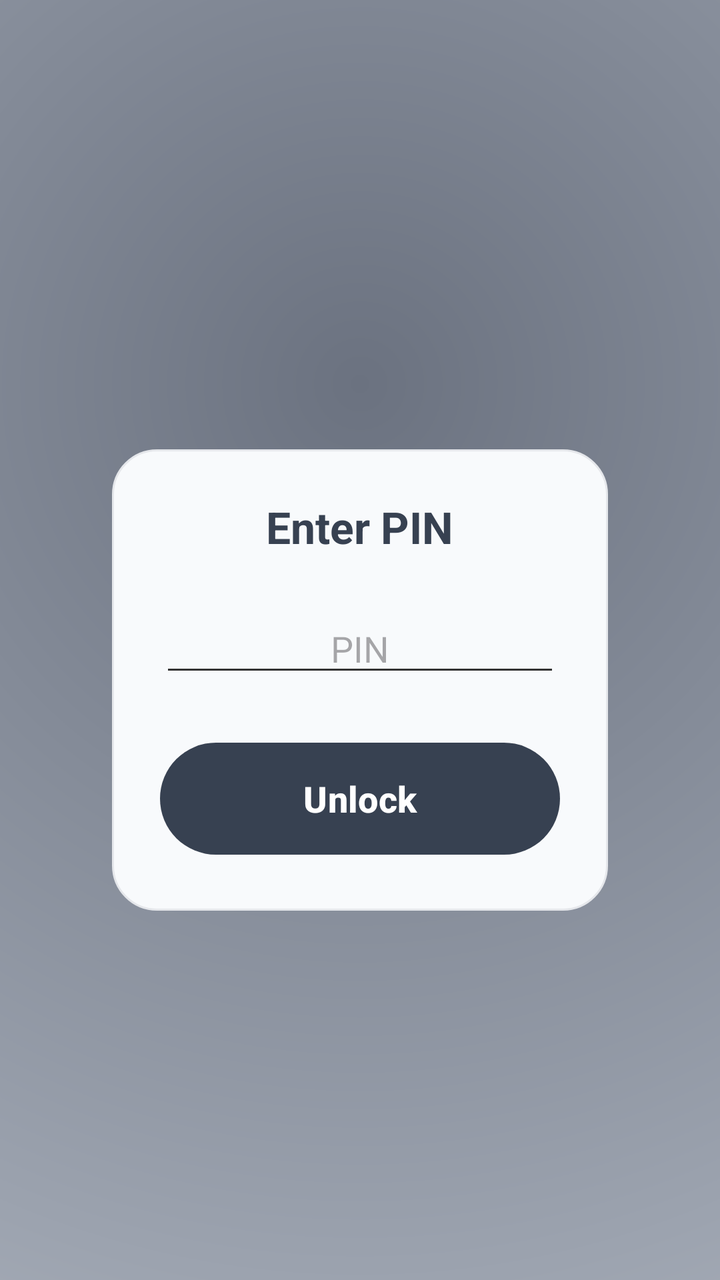
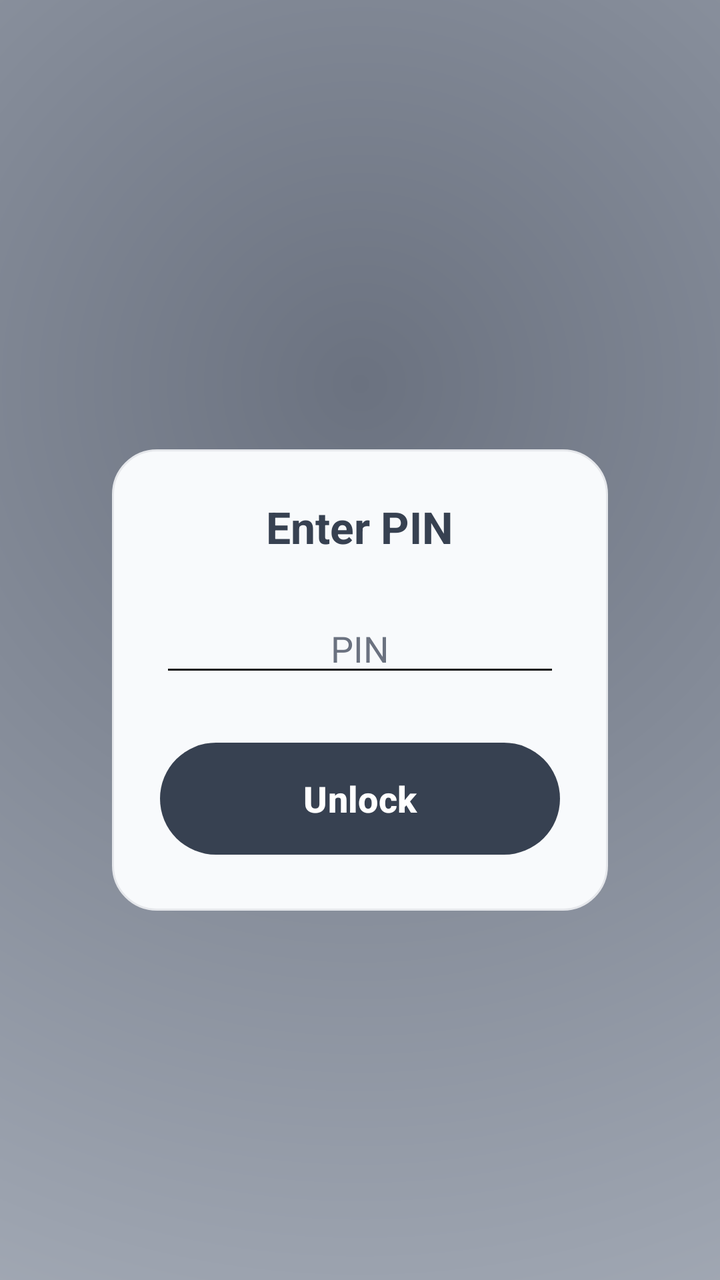

Two renders of the same Android screen: before a commit and after it. Below are the layout's source before the change and the commit's diff.
<!-- AndroidManifest.xml: application theme Theme.AllIsOK -->
<!-- res/layout/activity_pin_enter.xml -->
<?xml version="1.0" encoding="utf-8"?>
<LinearLayout xmlns:android="http://schemas.android.com/apk/res/android"
    xmlns:app="http://schemas.android.com/apk/res-auto"
    android:orientation="vertical"
    android:padding="24dp"
    android:layout_width="match_parent"
    android:layout_height="match_parent"
    android:gravity="center"
    android:background="@drawable/bg_home_gradient">

    <LinearLayout
        android:id="@+id/cardPin"
        android:layout_width="match_parent"
        android:layout_height="wrap_content"
        android:layout_marginTop="40dp"
        android:layout_marginStart="32dp"
        android:layout_marginEnd="32dp"
        android:orientation="vertical"
        android:background="@drawable/bg_form_card"
        android:padding="24dp">

        <TextView
            android:id="@+id/textTitle"
            android:text="Enter PIN"
            android:textSize="22sp"
            android:textStyle="bold"
            android:textColor="@color/expirely_primary"
            android:layout_width="wrap_content"
            android:layout_height="wrap_content"
            android:layout_gravity="center_horizontal"
            android:layout_marginBottom="24dp" />

        <EditText
            android:id="@+id/editPin"
            android:layout_width="match_parent"
            android:layout_height="wrap_content"
            android:hint="@string/pin_label_pin"
            android:inputType="numberPassword"
            android:maxLength="4"
            android:gravity="center"
            android:textAlignment="center" />

        <EditText
            android:id="@+id/editPinSecond"
            android:layout_width="match_parent"
            android:layout_height="wrap_content"
            android:layout_marginTop="18dp"
            android:hint="@string/pin_hint_confirm"
            android:inputType="numberPassword"
            android:maxLength="4"
            android:visibility="gone" />

        <TextView
            android:id="@+id/textForgot"
            android:layout_width="wrap_content"
            android:layout_height="wrap_content"
            android:layout_gravity="center_horizontal"
            android:layout_marginTop="20dp"
            android:text="@string/pin_forgot_admin"
            android:textColor="#5F5F5F"
            android:textSize="14sp"
            android:visibility="gone" />

        <TextView
            android:id="@+id/textError"
            android:layout_width="match_parent"
            android:layout_height="wrap_content"
            android:layout_marginTop="14dp"
            android:text=""
            android:textColor="#C62828"
            android:textSize="14sp"
            android:visibility="gone" />

        <com.google.android.material.button.MaterialButton
            android:id="@+id/buttonPrimary"
            android:layout_width="match_parent"
            android:layout_height="64dp"
            android:layout_marginTop="24dp"
            android:text="@string/pin_unlock"
            android:textAllCaps="false"
            android:textColor="@color/expirely_onPrimary"
            android:textSize="18sp"
            android:textStyle="bold"
            app:backgroundTint="@color/expirely_primary" />

        <com.google.android.material.button.MaterialButton
            android:id="@+id/buttonSecondary"
            android:layout_width="match_parent"
            android:layout_height="64dp"
            android:layout_marginTop="16dp"
            android:text="@string/pin_emergency_info"
            android:textAllCaps="false"
            android:textColor="@color/expirely_onPrimary"
            android:textSize="18sp"
            android:textStyle="bold"
            android:visibility="gone"
            app:backgroundTint="@color/expirely_primary" />

    </LinearLayout>

</LinearLayout>
<!-- resources referenced by this layout -->
<resources>
  <color name="expirely_onPrimary">#FFFFFF</color>
  <color name="expirely_primary">#374151</color>
  <!-- drawable bg_form_card (drawable) -->
  <?xml version="1.0" encoding="utf-8"?>
  <shape xmlns:android="http://schemas.android.com/apk/res/android"
      android:shape="rectangle">
  
      <solid android:color="#F8FAFC" />
  
      <corners android:radius="22dp" />
  
      <stroke
          android:width="1dp"
          android:color="#E5E7EB" />
  
  </shape>
  <!-- drawable bg_home_gradient (drawable) -->
  <?xml version="1.0" encoding="utf-8"?>
  <shape xmlns:android="http://schemas.android.com/apk/res/android"
      android:shape="rectangle">
  
      <gradient
          android:type="radial"
          android:gradientRadius="900dp"
          android:centerX="0.5"
          android:centerY="0.3"
          android:startColor="#6B7280"
          android:centerColor="#9CA3AF"
          android:endColor="#D1D5DB" />
  
  </shape>
  <string name="pin_emergency_info">Personal Info</string>
  <string name="pin_forgot_admin">Forgot Admin PIN? Reset app</string>
  <string name="pin_hint_confirm">Confirm PIN</string>
  <string name="pin_label_pin">PIN</string>
  <string name="pin_unlock">Unlock</string>
  <style name="Theme.AllIsOK" parent="Base.Theme.AllIsOK">
          <item name="colorPrimary">@color/expirely_primary</item>
          <item name="colorOnPrimary">@color/expirely_onPrimary</item>
          <item name="android:statusBarColor">@color/expirely_primary</item>
          <item name="popupMenuStyle">@style/Widget.AllIsOK.PopupMenu</item>
          <item name="actionOverflowMenuStyle">@style/Widget.AllIsOK.PopupMenu</item>
          <item name="android:textColorPrimary">#111111</item>
          <item name="android:textColorSecondary">#333333</item>
      </style>
  <style name="Base.Theme.AllIsOK" parent="Theme.Material3.DayNight.NoActionBar">
      </style>
  <style name="Widget.AllIsOK.PopupMenu" parent="Widget.Material3.PopupMenu">
          <item name="android:popupBackground">@drawable/bg_rounded_popup</item>
          <item name="android:popupElevation">12dp</item>
          <item name="android:textColor">#111111</item>
          <item name="android:itemTextAppearance">@style/AllIsOK.PopupMenuItemText</item>
      </style>
  <!-- drawable bg_rounded_popup (drawable) -->
  <?xml version="1.0" encoding="utf-8"?>
  <shape xmlns:android="http://schemas.android.com/apk/res/android"
      android:shape="rectangle">
      <solid android:color="#FFFFFF" />
      <corners android:radius="18dp" />
      <stroke
          android:width="1dp"
          android:color="#1A000000" />
      <padding
          android:left="8dp"
          android:top="8dp"
          android:right="8dp"
          android:bottom="8dp" />
  </shape>
  <style name="AllIsOK.PopupMenuItemText" parent="@android:style/TextAppearance.Material.Menu">
          <item name="android:textColor">#111111</item>
          <item name="android:textStyle">bold</item>
      </style>
</resources>

<!-- the commit's change to res/layout/activity_pin_enter.xml (unified diff, before → after) -->
@@ -38,7 +38,10 @@
             android:inputType="numberPassword"
             android:maxLength="4"
             android:gravity="center"
-            android:textAlignment="center" />
+            android:textAlignment="center"
+            android:textColor="#111111"
+            android:textColorHint="#6B7280"
+            android:backgroundTint="#111111" />
 
         <EditText
             android:id="@+id/editPinSecond"
@@ -48,7 +51,10 @@
             android:hint="@string/pin_hint_confirm"
             android:inputType="numberPassword"
             android:maxLength="4"
-            android:visibility="gone" />
+            android:visibility="gone"
+            android:textColor="#111111"
+            android:textColorHint="#6B7280"
+            android:backgroundTint="#111111" />
 
         <TextView
             android:id="@+id/textForgot"
